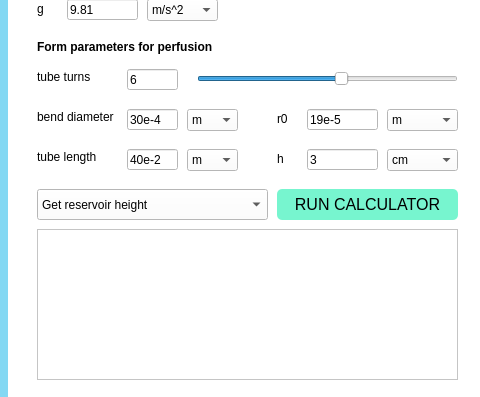
Qt form appGUI.ui (JuanCamiloGS/VivoStreamGUI) before a commit; both pictures show x 143 to 623 and y 261 to 658 of the 623 by 658 pixel window.
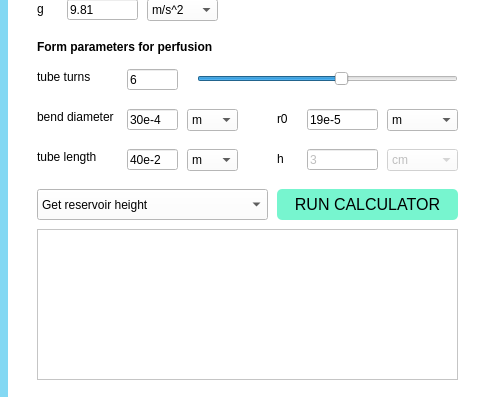
The same form after that commit. The open tabs and pages were chosen to show the change. Icons and pictures are not drawn.

Commit message: enable and disable in calculator

```diff
--- a/appGUI.ui
+++ b/appGUI.ui
@@ -761,6 +761,9 @@
       </item>
      </widget>
      <widget class="QLineEdit" name="lineEditH">
+      <property name="enabled">
+       <bool>false</bool>
+      </property>
       <property name="geometry">
        <rect>
         <x>280</x>
@@ -786,7 +789,10 @@
        <string>h</string>
       </property>
      </widget>
-     <widget class="QComboBox" name="comboBox5_2">
+     <widget class="QComboBox" name="comboBox9">
+      <property name="enabled">
+       <bool>false</bool>
+      </property>
       <property name="geometry">
        <rect>
         <x>360</x>
```
Left out of the diff: 9 changed lines with no effect on the pictures. The commit also changes 2 other files.
